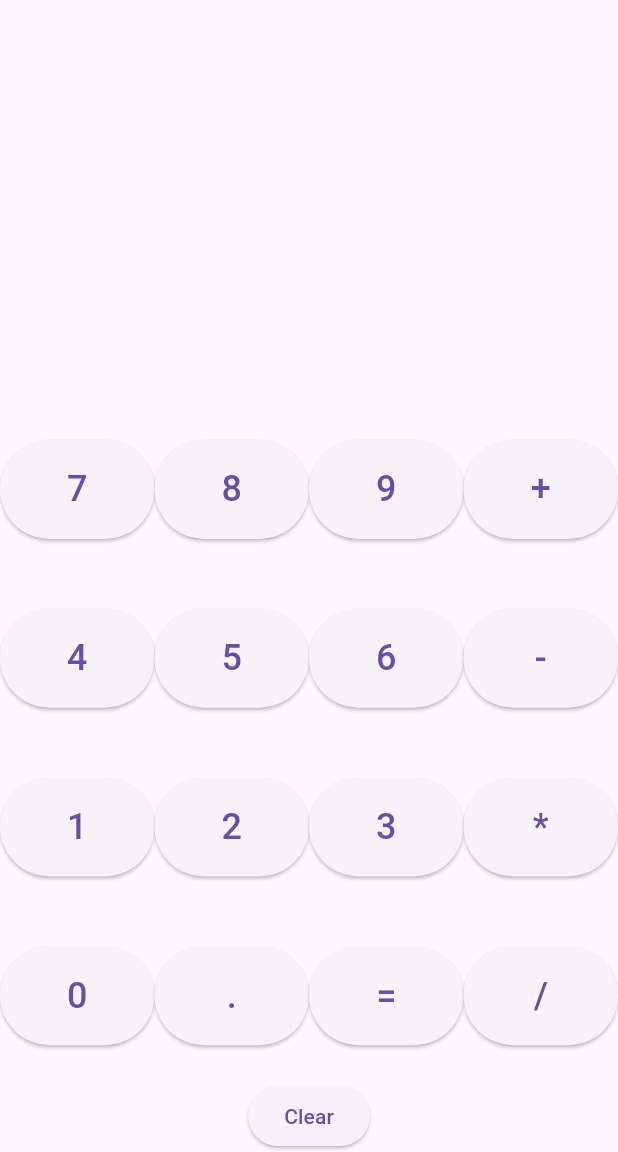
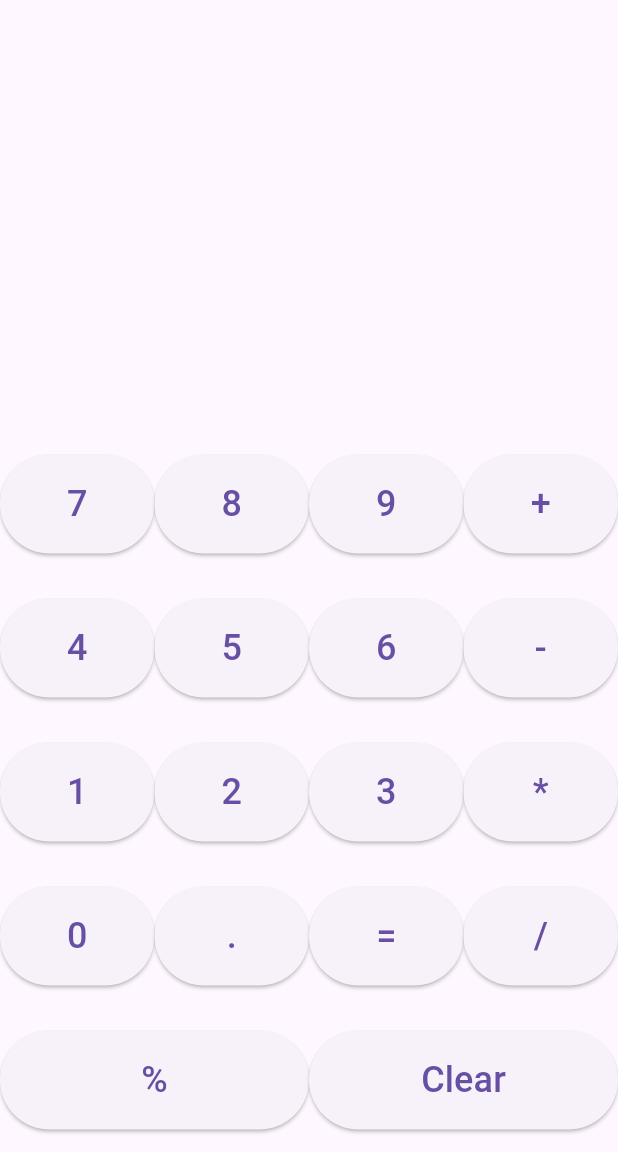
Before and after one commit to JamesCarrcsc/flutter-calculator, a Flutter app: the screen it shows after launch, on a phone screen of 412 x 824 dp, the part 84-1236 px from its top. Run offline on Flutter 3.47's test engine with Material 3 defaults, Android fonts, the phone set to English and light mode, and no system bars; missing offline and left inert: expressions.

Commit message:
Added modulo button to the calculator app

```diff
--- a/lib/main.dart
+++ b/lib/main.dart
@@ -140,12 +140,17 @@ class _MyHomePageState extends State<MyHomePage> {
                     ],
                   ),
                 ),
+                Expanded(
+                  child: Row(
+                    mainAxisAlignment: MainAxisAlignment.spaceEvenly,
+                    children: <Widget>[
+                      _buildCalculatorButton('%'), // Modulo operator button
+                      _buildCalculatorButton('Clear'),
+                    ],
+                  ),
+                ),
               ],
             ),
-          ),
-          ElevatedButton(
-            onPressed: _clearExpression,
-            child: const Text('Clear'),
           ),
         ],
       ),
@@ -158,6 +163,8 @@ class _MyHomePageState extends State<MyHomePage> {
         onPressed: () {
           if (value == '=') {
             _calculateResult();
+          } else if (value == 'Clear') {
+            _clearExpression();
           } else {
             _addToExpression(value);
           }
```
Also changed, not shown: 3 other files.
